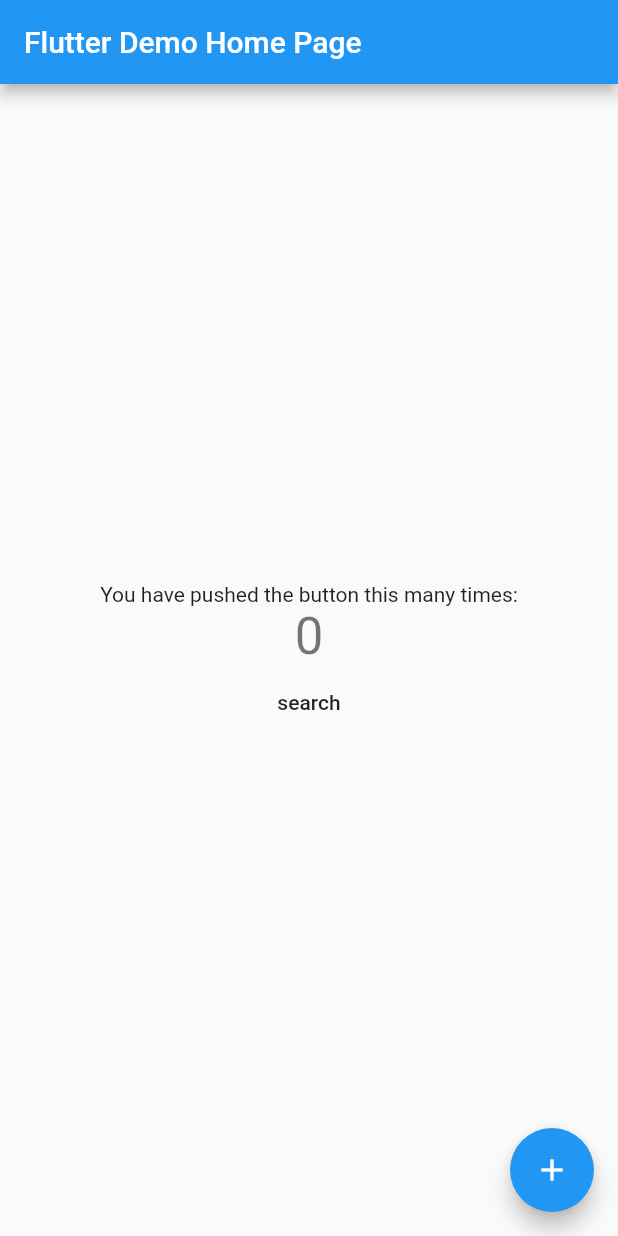
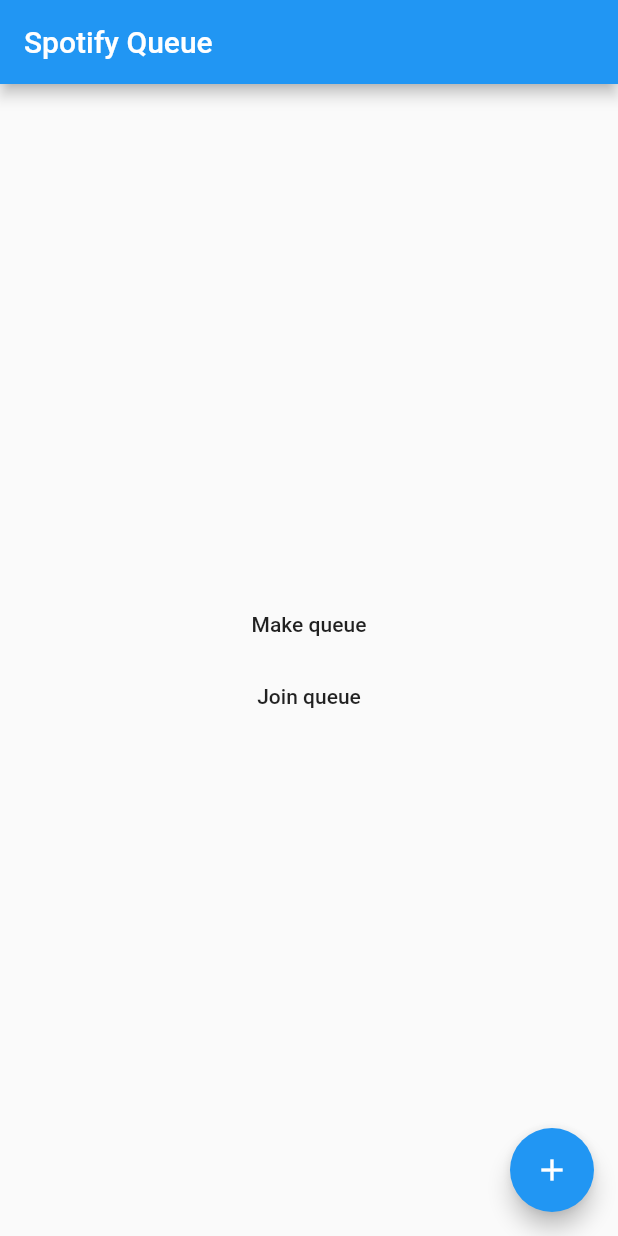
Before and after one commit to budde25/PartyDJ, a Flutter app: the screen it shows after launch, on a phone screen of 412 x 824 dp. Run offline on Flutter 3.47's test engine with Material 2 defaults, Android fonts, the phone set to English and light mode, and no system bars; our stand-ins replace cloud_firestore, shared_preferences; accounts and stored records are empty.

```diff
--- a/lib/main.dart
+++ b/lib/main.dart
@@ -1,5 +1,6 @@
 import 'package:flutter/material.dart';
 import 'package:flutter/services.dart';
+import 'package:spotify_queue/queue.dart';
 import 'package:spotify_queue/search.dart';
 import 'package:shared_preferences/shared_preferences.dart';
 import 'platform.dart';
@@ -24,7 +25,7 @@ class MyApp extends StatelessWidget {
         // is not restarted.
         primarySwatch: Colors.blue,
       ),
-      home: MyHomePage(title: 'Flutter Demo Home Page'),
+      home: MyHomePage(title: 'Spotify Queue'),
     );
   }
 
@@ -96,19 +97,19 @@ class _MyHomePageState extends State<MyHomePage> {
           // horizontal).
           mainAxisAlignment: MainAxisAlignment.center,
           children: <Widget>[
-            Text(
-              'You have pushed the button this many times:',
-            ),
-            Text(
-              '$_counter',
-              style: Theme.of(context).textTheme.display1,
-            ),
-            FlatButton(
-              child: Text('search'),
+
+            MaterialButton(
+              child: Text('Make queue'),
               onPressed: () => Navigator.push(
                   context,
-                  MaterialPageRoute(builder: (BuildContext context) => Search())),
-            )
+                  MaterialPageRoute(builder: (BuildContext context) => Queue())),
+            ),
+            MaterialButton(
+              child: Text('Join queue'),
+              onPressed: () => Navigator.push(
+                  context,
+                  MaterialPageRoute(builder: (BuildContext context) => Queue())),
+            ),
           ],
         ),
       ),
--- a/pubspec.yaml
+++ b/pubspec.yaml
@@ -25,6 +25,7 @@ dependencies:
   cupertino_icons: ^0.1.2
   http: ^0.12.0+2
   shared_preferences: ^0.5.4+5
+  cloud_firestore: ^0.12.10+2
 
 dev_dependencies:
   flutter_test:
```
Also changed, not shown: lib/queue.dart (added, +68 -0 lines), lib/search.dart (+18 -4 lines), pubspec.lock, 3 other files.
